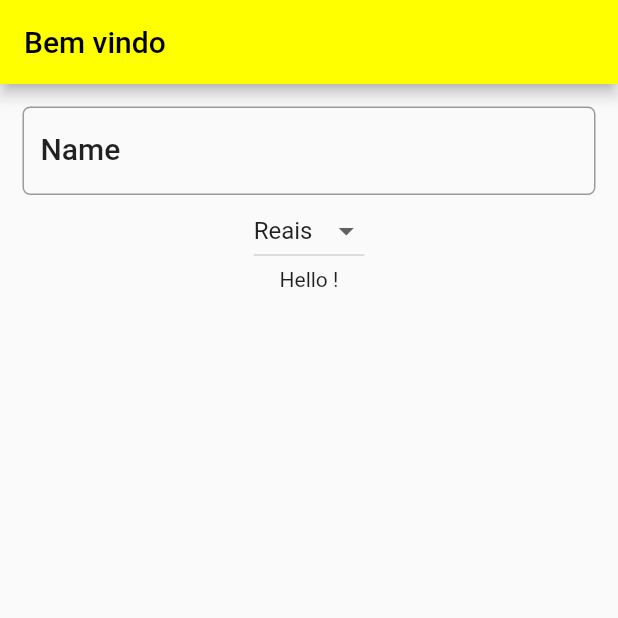
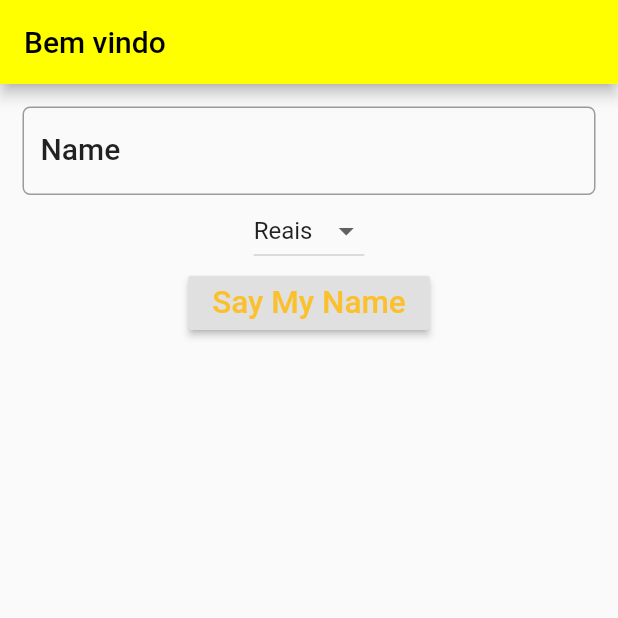
Before and after one commit to raloliver/flupg, a Flutter app: the screen it shows after launch, on a phone screen of 412 x 824 dp, the top half of it. Run offline on Flutter 3.47's test engine with Material 2 defaults, Android fonts, the phone set to English and light mode, and no system bars.

Commit message:
Say my name on button clicked

```diff
--- a/lib/main.dart
+++ b/lib/main.dart
@@ -26,6 +26,8 @@ class _HelloYouState extends State<HelloYou> {
   final _currencies = ['Reais', 'Dollars', 'Euro'];
   String _currency = 'Reais';
 
+  TextEditingController nameController = TextEditingController();
+
   @override
   Widget build(BuildContext context) {
     TextStyle textStyle = Theme.of(context).textTheme.title;
@@ -42,6 +44,7 @@ class _HelloYouState extends State<HelloYou> {
         child: Column(
           children: <Widget>[
             TextField(
+              controller: nameController,
               decoration: InputDecoration(
                 hintText: 'Please, insert your name',
                 labelText: 'Name',
@@ -50,11 +53,11 @@ class _HelloYouState extends State<HelloYou> {
                   borderRadius: BorderRadius.circular(5.0),
                 ),
               ),
-              onChanged: (String string) {
-                setState(() {
-                  name = string;
-                });
-              },
+              // onChanged: (String string) {
+              //   setState(() {
+              //     name = string;
+              //   });
+              // },
             ),
             DropdownButton<String>(
               items: _currencies.map((String value) {
@@ -66,7 +69,20 @@ class _HelloYouState extends State<HelloYou> {
                 _onDropDownChanged(value);
               },
             ),
-            Text('Hello ' + name + '!')
+            RaisedButton(
+              color: Theme.of(context).buttonColor,
+              textColor: Theme.of(context).primaryColorDark,
+              child: Text(
+                'Say My Name',
+                textScaleFactor: 1.5,
+              ),
+              onPressed: () {
+                setState(() {
+                  name = nameController.text;
+                });
+              },
+            ),
+            Text(name)
           ],
         ),
       ),
```
